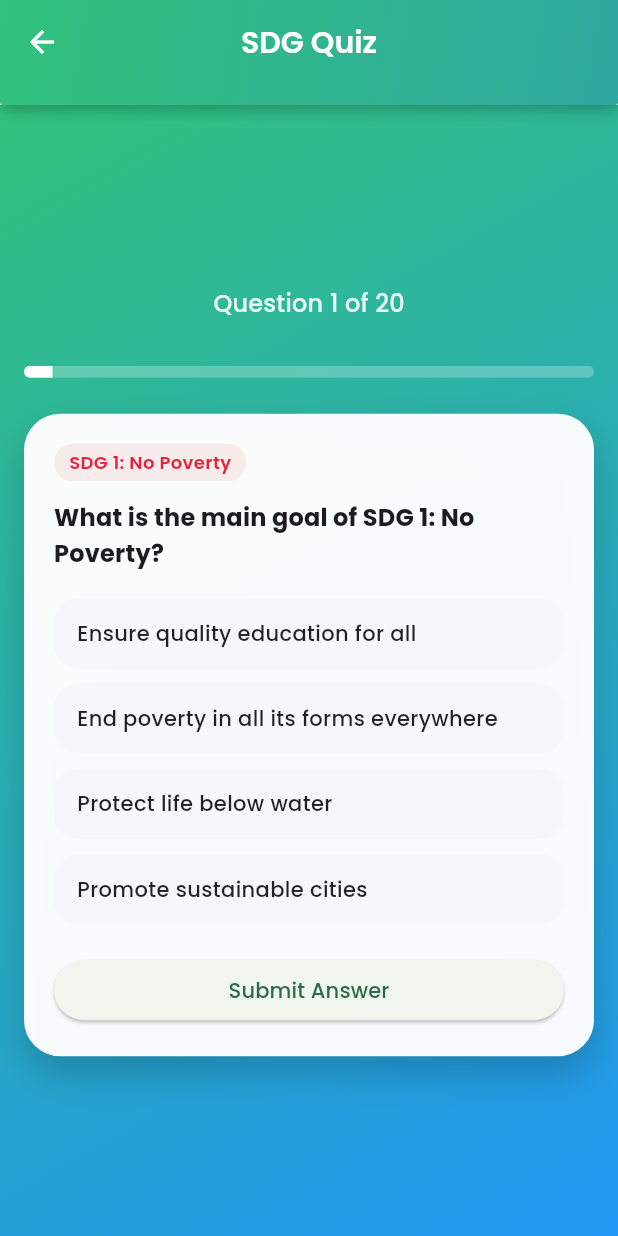
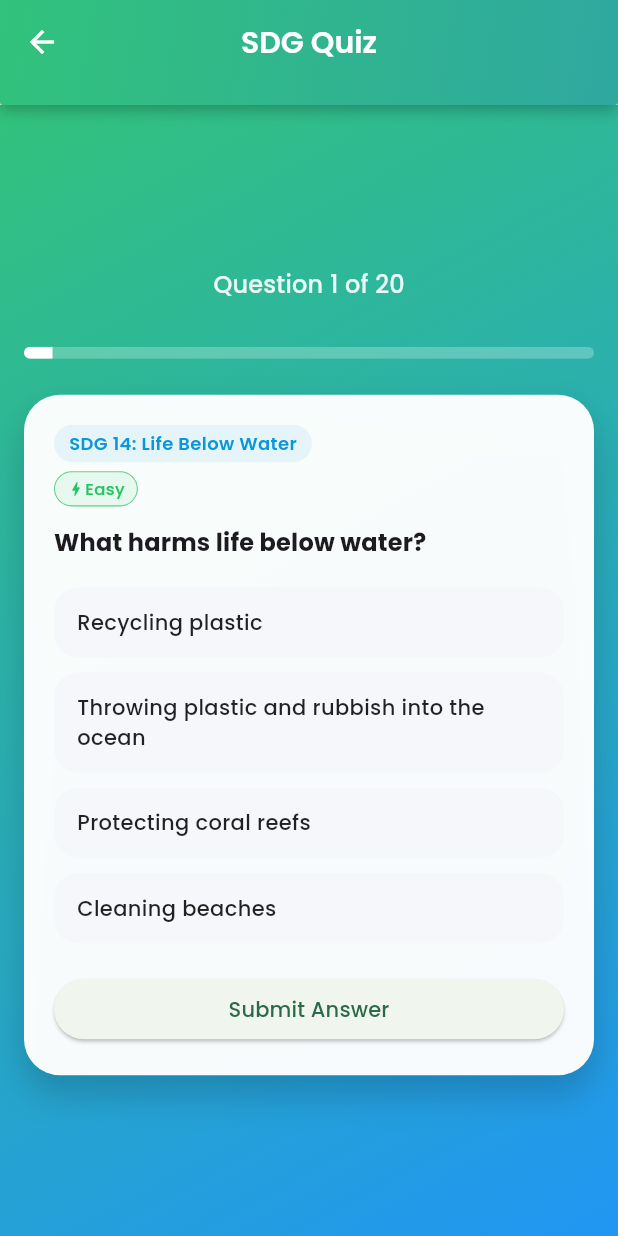
Before and after one commit to seore/SDG-App, a Flutter app: the QuizGameScreen screen opened by its route, on a phone screen of 412 x 824 dp. Run offline on Flutter 3.47's test engine with Material 3 defaults, Android fonts, the light colour scheme and no system bars; our stand-ins replace flutter_map, geolocator, google_fonts, image_picker, latlong2, supabase_flutter and 1 more; accounts and stored records are empty.

Commit message:
Quiz UI changes

```diff
--- a/goalquest/lib/data/quiz_questions.dart
+++ b/goalquest/lib/data/quiz_questions.dart
@@ -1,16 +1,20 @@
 import '../data/sdg_data.dart';
+
+//enum QuizDifficulty { easy, medium, hard }
 
 class QuizQuestion {
   final int sdgNumber;
   final String question;
   final List<String> options;
   final int correctIndex;
+  final String difficulty;
 
   const QuizQuestion({
     required this.sdgNumber,
     required this.question,
     required this.options,
     required this.correctIndex,
+    required this.difficulty,
   });
 
   SdgGoal? get sdg => getSdgByNumber(sdgNumber);
@@ -27,6 +31,43 @@ const List<QuizQuestion> sdgQuizQuestions = [
       'Promote sustainable cities',
     ],
     correctIndex: 1,
+    difficulty: 'easy',
+  ),
+  QuizQuestion(
+    sdgNumber: 2,
+    question: 'What is a simple way to support SDG 2: Zero Hunger?',
+    options: [
+      'Throwing away leftovers',
+      'Sharing extra food or donating to food banks',
+      'Buying more food than you can eat',
+      'Ignoring people who are hungry',
+    ],
+    correctIndex: 1,
+    difficulty: 'easy',
+  ),
+  QuizQuestion(
+    sdgNumber: 3,
+    question: 'Which habit supports SDG 3: Good Health and Well-being?',
+    options: [
+      'Sleeping very late every night',
+      'Drinking sugary drinks all day',
+      'Doing regular exercise and getting enough sleep',
+      'Skipping breakfast every day',
+    ],
+    correctIndex: 2,
+    difficulty: 'easy',
+  ),
+  QuizQuestion(
+    sdgNumber: 3,
+    question: 'Looking after your mental health can include...',
+    options: [
+      'Never talking about your feelings',
+      'Only working and never resting',
+      'Spending time with people you trust and asking for help',
+      'Keeping all problems to yourself',
+    ],
+    correctIndex: 2,
+    difficulty: 'medium',
   ),
   QuizQuestion(
     sdgNumber: 4,
@@ -38,6 +79,7 @@ const List<QuizQuestion> sdgQuizQuestions = [
       'Leaving lights on all day',
     ],
     correctIndex: 0,
+    difficulty: 'easy',
   ),
   QuizQuestion(
     sdgNumber: 5,
@@ -49,6 +91,103 @@ const List<QuizQuestion> sdgQuizQuestions = [
       'Only adults can have rights',
     ],
     correctIndex: 1,
+    difficulty: 'easy',
+  ),
+  QuizQuestion(
+    sdgNumber: 10,
+    question: 'Which action supports SDG 10: Reduced Inequalities?',
+    options: [
+      'Bullying someone who is different',
+      'Inviting someone who is often left out to join in',
+      'Making fun of someone’s accent',
+      'Ignoring people from other backgrounds',
+    ],
+    correctIndex: 1,
+    difficulty: 'medium',
+  ),
+  QuizQuestion(
+    sdgNumber: 6,
+    question: 'How can you help SDG 6: Clean Water and Sanitation?',
+    options: [
+      'Letting taps run while brushing your teeth',
+      'Throwing rubbish into rivers',
+      'Taking shorter showers and turning off taps',
+      'Pouring oil down the sink',
+    ],
+    correctIndex: 2,
+    difficulty: 'easy',
+  ),
+  QuizQuestion(
+    sdgNumber: 6,
+    question: 'Why is clean water important?',
+    options: [
+      'It looks nice in photos',
+      'People need clean water to stay healthy',
+      'Only animals need clean water',
+      'It is only important in hot countries',
+    ],
+    correctIndex: 1,
+    difficulty: 'easy',
+  ),
+  QuizQuestion(
+    sdgNumber: 7,
+    question: 'Which action supports SDG 7: Affordable and Clean Energy?',
+    options: [
+      'Leaving lights and devices on all night',
+      'Using energy-efficient bulbs and turning off lights',
+      'Using only petrol and diesel',
+      'Leaving the fridge door open',
+    ],
+    correctIndex: 1,
+    difficulty: 'easy',
+  ),
+  QuizQuestion(
+    sdgNumber: 15,
+    question: 'Why are forests important?',
+    options: [
+      'They are only good for camping',
+      'They provide homes for animals and help clean the air',
+      'They are not important for people',
+      'They are only decoration for the planet',
+    ],
+    correctIndex: 1,
+    difficulty: 'easy',
+  ),
+  QuizQuestion(
+    sdgNumber: 10,
+    question: 'Reduced inequalities means...',
+    options: [
+      'Some people are more important than others',
+      'Everyone is treated fairly no matter who they are',
+      'Only rich people get opportunities',
+      'Only young people get to learn',
+    ],
+    correctIndex: 1,
+    difficulty: 'easy',
+  ),
+  QuizQuestion(
+    sdgNumber: 11,
+    question: 'Which action helps SDG 11: Sustainable Cities and Communities?',
+    options: [
+      'Littering in parks and streets',
+      'Never using public transport',
+      'Helping with local clean-ups or recycling',
+      'Damaging public spaces',
+    ],
+    correctIndex: 2,
+    difficulty: 'medium',
+  ),
+    QuizQuestion(
+    sdgNumber: 17,
+    question: 'What is the idea behind SDG 17: Partnerships for the Goals?',
+    options: [
+      'One person can solve everything alone',
+      'Countries, communities and people work together to reach the goals',
+      'Only governments should care about the SDGs',
+      'Only schools should act on the SDGs',
+    ],
+    correctIndex: 1,
+    difficulty: 'medium',
   ),
   QuizQuestion(
     sdgNumber: 12,
@@ -60,6 +199,7 @@ const List<QuizQuestion> sdgQuizQuestions = [
       'Driving everywhere instead of walking',
     ],
     correctIndex: 1,
+    difficulty: 'easy',
   ),
   QuizQuestion(
     sdgNumber: 13,
@@ -71,106 +211,7 @@ const List<QuizQuestion> sdgQuizQuestions = [
       'Leaving rubbish in nature',
     ],
     correctIndex: 0,
-  ),
-  QuizQuestion(
-    sdgNumber: 2,
-    question: 'What is a simple way to support SDG 2: Zero Hunger?',
-    options: [
-      'Throwing away leftovers',
-      'Sharing extra food or donating to food banks',
-      'Buying more food than you can eat',
-      'Ignoring people who are hungry',
-    ],
-    correctIndex: 1,
-  ),
-  QuizQuestion(
-    sdgNumber: 3,
-    question: 'Which habit supports SDG 3: Good Health and Well-being?',
-    options: [
-      'Sleeping very late every night',
-      'Drinking sugary drinks all day',
-      'Doing regular exercise and getting enough sleep',
-      'Skipping breakfast every day',
-    ],
-    correctIndex: 2,
-  ),
-
-  QuizQuestion(
-    sdgNumber: 3,
-    question: 'Looking after your mental health can include...',
-    options: [
-      'Never talking about your feelings',
-      'Only working and never resting',
-      'Spending time with people you trust and asking for help',
-      'Keeping all problems to yourself',
-    ],
-    correctIndex: 2,
-  ),
-  QuizQuestion(
-    sdgNumber: 6,
-    question: 'How can you help SDG 6: Clean Water and Sanitation?',
-    options: [
-      'Letting taps run while brushing your teeth',
-      'Throwing rubbish into rivers',
-      'Taking shorter showers and turning off taps',
-      'Pouring oil down the sink',
-    ],
-    correctIndex: 2,
-  ),
-  QuizQuestion(
-    sdgNumber: 6,
-    question: 'Why is clean water important?',
-    options: [
-      'It looks nice in photos',
-      'People need clean water to stay healthy',
-      'Only animals need clean water',
-      'It is only important in hot countries',
-    ],
-    correctIndex: 1,
-  ),
-  QuizQuestion(
-    sdgNumber: 7,
-    question: 'Which action supports SDG 7: Affordable and Clean Energy?',
-    options: [
-      'Leaving lights and devices on all night',
-      'Using energy-efficient bulbs and turning off lights',
-      'Using only petrol and diesel',
-      'Leaving the fridge door open',
-    ],
-    correctIndex: 1,
-  ),
-  QuizQuestion(
-    sdgNumber: 10,
-    question: 'Reduced inequalities means...',
-    options: [
-      'Some people are more important than others',
-      'Everyone is treated fairly no matter who they are',
-      'Only rich people get opportunities',
-      'Only young people get to learn',
-    ],
-    correctIndex: 1,
-  ),
-  QuizQuestion(
-    sdgNumber: 10,
-    question: 'Which action supports SDG 10: Reduced Inequalities?',
-    options: [
-      'Bullying someone who is different',
-      'Inviting someone who is often left out to join in',
-      'Making fun of someone’s accent',
-      'Ignoring people from other backgrounds',
-    ],
-    correctIndex: 1,
-  ),
-  QuizQuestion(
-    sdgNumber: 11,
-    question: 'Which action helps SDG 11: Sustainable Cities and Communities?',
-    options: [
-      'Littering in parks and streets',
-      'Never using public transport',
-      'Helping with local clean-ups or recycling',
-      'Damaging public spaces',
-    ],
-    correctIndex: 2,
+    difficulty: 'medium',
   ),
   QuizQuestion(
     sdgNumber: 14,
@@ -182,6 +223,7 @@ const List<QuizQuestion> sdgQuizQuestions = [
       'Cleaning beaches',
     ],
     correctIndex: 1,
+    difficulty: 'easy',
   ),
   QuizQuestion(
     sdgNumber: 14,
@@ -193,6 +235,19 @@ const List<QuizQuestion> sdgQuizQuestions = [
       'Feeding fish with rubbish',
     ],
     correctIndex: 0,
+    difficulty: 'easy',
+  ),
+  QuizQuestion(
+    sdgNumber: 17,
+    question: 'Which action supports SDG 17: Partnerships?',
+    options: [
+      'Refusing to work with others',
+      'Sharing ideas and doing SDG projects with friends or classmates',
+      'Keeping information secret so no one can help',
+      'Only helping if you get a prize',
+    ],
+    correctIndex: 1,
+    difficulty: 'medium',
   ),
   QuizQuestion(
     sdgNumber: 15,
@@ -204,39 +259,6 @@ const List<QuizQuestion> sdgQuizQuestions = [
       'Harming animals for fun',
     ],
     correctIndex: 1,
-  ),
-  QuizQuestion(
-    sdgNumber: 15,
-    question: 'Why are forests important?',
-    options: [
-      'They are only good for camping',
-      'They provide homes for animals and help clean the air',
-      'They are not important for people',
-      'They are only decoration for the planet',
-    ],
-    correctIndex: 1,
-  ),
-  QuizQuestion(
-    sdgNumber: 17,
-    question: 'What is the idea behind SDG 17: Partnerships for the Goals?',
-    options: [
-      'One person can solve everything alone',
-      'Countries, communities and people work together to reach the goals',
-      'Only governments should care about the SDGs',
-      'Only schools should act on the SDGs',
-    ],
-    correctIndex: 1,
-  ),
-
-  QuizQuestion(
-    sdgNumber: 17,
-    question: 'Which action supports SDG 17: Partnerships?',
-    options: [
-      'Refusing to work with others',
-      'Sharing ideas and doing SDG projects with friends or classmates',
-      'Keeping information secret so no one can help',
-      'Only helping if you get a prize',
-    ],
-    correctIndex: 1,
+    difficulty: 'medium',
   ),
 ];
--- a/goalquest/lib/screens/quiz_game_screen.dart
+++ b/goalquest/lib/screens/quiz_game_screen.dart
@@ -1,7 +1,7 @@
 // ignore_for_file: deprecated_member_use
 
+import 'dart:math';
 import 'package:flutter/material.dart';
-
 import '../data/quiz_questions.dart';
 import '../services/game_tracking_service.dart';
 import '../services/profile_service.dart';
@@ -14,6 +14,8 @@ class QuizGameScreen extends StatefulWidget {
 }
 
 class _QuizGameScreenState extends State<QuizGameScreen> {
+  late final List<QuizQuestion> questions;
+
   int _currentIndex = 0;
   int _score = 0;
   int? _selectedIndex;
@@ -21,7 +23,13 @@ class _QuizGameScreenState extends State<QuizGameScreen> {
   bool _submitting = false;
   bool _celebrate = false;
 
-  QuizQuestion get _currentQuestion => sdgQuizQuestions[_currentIndex];
+  QuizQuestion get _currentQuestion => questions[_currentIndex];
+
+  @override
+  void initState() {
+    super.initState();
+    questions = getRandomQuestions();
+  }
 
   void _onOptionTap(int index) {
     if (_showCorrect) return;
@@ -57,8 +65,7 @@ class _QuizGameScreenState extends State<QuizGameScreen> {
 
     await Future.delayed(const Duration(milliseconds: 700));
 
-    if (_currentIndex == sdgQuizQuestions.length - 1) {
-      // Quiz finished
+    if (_currentIndex == questions.length - 1) {
       await _finishQuiz();
     } else {
       setState(() {
@@ -73,7 +80,7 @@ class _QuizGameScreenState extends State<QuizGameScreen> {
     if (_submitting) return;
     setState(() => _submitting = true);
 
-    final totalQuestions = sdgQuizQuestions.length;
+    final totalQuestions = questions.length;
     final xpEarned = _score * 10;
     final sdgNumber = _currentQuestion.sdgNumber;
 
@@ -165,9 +172,6 @@ class _QuizGameScreenState extends State<QuizGameScreen> {
             mainAxisAlignment: MainAxisAlignment.spaceEvenly,
             children: const [
               Text('🎉', style: TextStyle(fontSize: 32)),
-              Text('✨', style: TextStyle(fontSize: 28)),
-              Text('🌍', style: TextStyle(fontSize: 30)),
-              Text('🎉', style: TextStyle(fontSize: 32)),
             ],
           ),
         ],
@@ -180,8 +184,22 @@ class _QuizGameScreenState extends State<QuizGameScreen> {
     final theme = Theme.of(context);
     final q = _currentQuestion;
     final sdg = q.sdg;
-    final totalQuestions = sdgQuizQuestions.length;
+    final totalQuestions = questions.length;
     final progress = (_currentIndex + 1) / totalQuestions;
+
+    Color difficultyColor;
+    switch (q.difficulty.toLowerCase()) {
+      case 'easy':
+        difficultyColor = const Color(0xFF22C55E);
+        break;
+      case 'easy':
+        difficultyColor = const Color(0xFFEF4444);
+        break;
+      default:
+        difficultyColor = const Color(0xFFF59E0B);
+    }
+
+    final difficultyLabel = q.difficulty.isNotEmpty ? q.difficulty[0].toUpperCase() + q.difficulty.substring(1) : q.difficulty;
 
     return Scaffold(
       appBar: PreferredSize(
@@ -213,23 +231,6 @@ class _QuizGameScreenState extends State<QuizGameScreen> {
             elevation: 0,
             automaticallyImplyLeading: true,
             iconTheme: const IconThemeData(color: Colors.white),
-            /*
-            leading: Container(
-              margin: const EdgeInsets.only(left: 8),
-              child: CircleAvatar(
-                backgroundColor: Colors.white.withOpacity(0.1),
-                child: IconButton(
-                  icon: const Icon(Icons.arrow_back, color: Colors.white),
-                  onPressed: () {
-                    Navigator.pushNamedAndRemoveUntil(
-                      context,
-                      '/home',
-                      (route) => false,
-                    );
-                  },
-                ),
-              ),
-            ),*/
             title: const Text(
               'SDG Quiz',
               style: TextStyle(
@@ -331,6 +332,40 @@ class _QuizGameScreenState extends State<QuizGameScreen> {
                                         ),
                                       ),
                                     ),
+                                  const SizedBox(height: 6),
+                                  Container(
+                                    padding: const EdgeInsets.symmetric(
+                                      horizontal: 8,
+                                      vertical: 3,
+                                    ),
+                                    decoration: BoxDecoration(
+                                      color: difficultyColor.withOpacity(0.08),
+                                      borderRadius: BorderRadius.circular(999),
+                                      border: Border.all(
+                                        color: difficultyColor.withOpacity(0.7),
+                                        width: 0.7,
+                                      ),
+                                    ),
+                                    child: Row(
+                                      mainAxisSize: MainAxisSize.min,
+                                      children: [
+                                        Icon(
+                                          Icons.bolt_rounded,
+                                          size: 12,
+                                          color: difficultyColor,
+                                        ),
+                                        const SizedBox(height: 4),
+                                        Text(
+                                          difficultyLabel,
+                                          style: TextStyle(
+                                            fontSize: 11,
+                                            fontWeight: FontWeight.w500,
+                                            color: difficultyColor,
+                                          ),
+                                        ),
+                                      ],
+                                    ),
+                                  ),
                                   const SizedBox(height: 12),
                                   Text(
                                     q.question,
@@ -495,4 +530,11 @@ class _QuizGameScreenState extends State<QuizGameScreen> {
       ),
     );
   }
+
+   List<QuizQuestion> getRandomQuestions() {
+    final r = Random();
+    final List<QuizQuestion> shuffled = List.from(sdgQuizQuestions);
+    shuffled.shuffle(r);
+    return shuffled;
+  }
 }
--- a/goalquest/lib/services/quiz_service.dart
+++ b/goalquest/lib/services/quiz_service.dart
@@ -1,5 +1,4 @@
 import 'package:supabase_flutter/supabase_flutter.dart';
-
 import 'profile_service.dart';
 
 class QuizService {
@@ -16,7 +15,6 @@ class QuizService {
   }) async {
     final user = _client.auth.currentUser;
     if (user == null) {
-      // Not logged in, don’t log anything
       return;
     }
 
@@ -29,7 +27,6 @@ class QuizService {
       'xp_earned': xpEarned,
     });
 
-    // Also update profile XP + streak
     await ProfileService.instance.addXp(xpEarned);
   }
 
```
